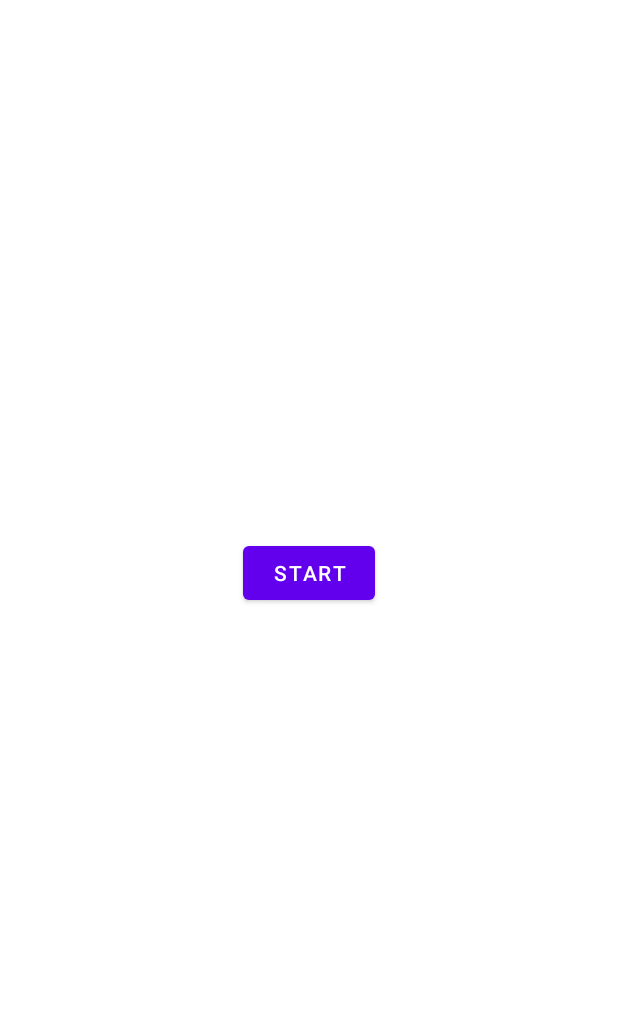
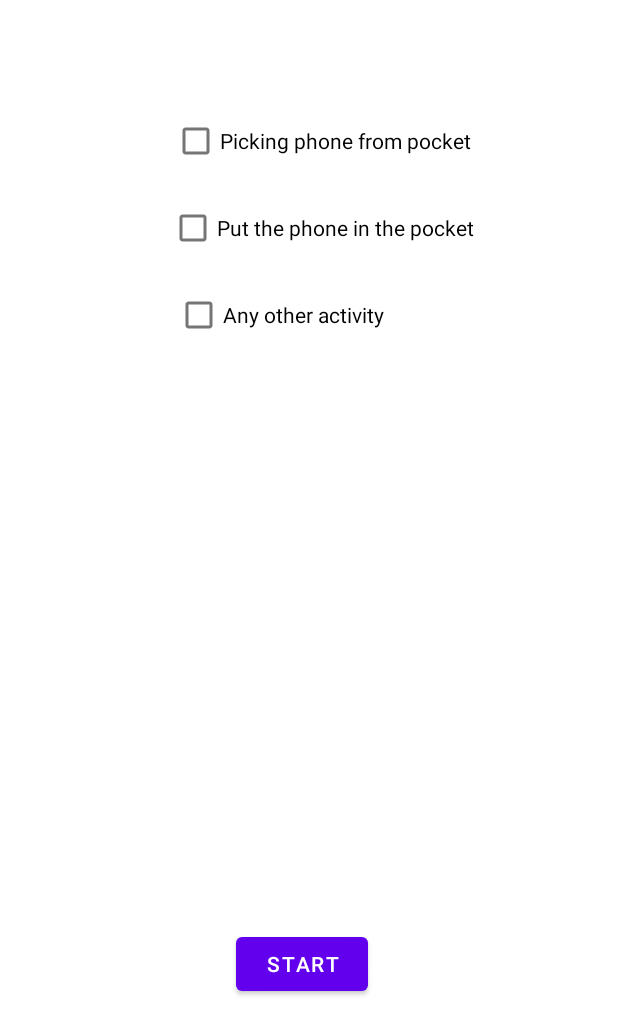
Before and after one commit to leonardopoggiani/DigitalWellBeing, an Android app: the layout activity_main.xml on its own in the app's theme, with its tools: preview values and no code run, on a phone screen of 412 x 824 dp. Shown: the top 1035 px of the screen. Run offline under Robolectric (Android 15) with nearby library versions, the phone set to English and light mode, and no system bars.

Commit message:
preliminary app interface

```diff
--- a/app/src/main/res/layout/activity_main.xml
+++ b/app/src/main/res/layout/activity_main.xml
@@ -10,10 +10,11 @@
         android:id="@+id/start"
         android:layout_width="wrap_content"
         android:layout_height="wrap_content"
-        android:layout_marginTop="101dp"
+        android:layout_marginTop="284dp"
         android:onClick="startMonitoring"
         android:text="@string/start"
         app:layout_constraintEnd_toEndOf="parent"
+        app:layout_constraintHorizontal_bias="0.486"
         app:layout_constraintStart_toStartOf="parent"
         app:layout_constraintTop_toBottomOf="@+id/provaID" />
 
@@ -22,7 +23,7 @@
         android:layout_width="wrap_content"
         android:layout_height="wrap_content"
         android:layout_marginStart="1dp"
-        android:layout_marginTop="30dp"
+        android:layout_marginTop="16dp"
         app:layout_constraintStart_toStartOf="@+id/Label"
         app:layout_constraintTop_toBottomOf="@+id/Label" />
 
@@ -30,10 +31,47 @@
         android:id="@+id/Label"
         android:layout_width="wrap_content"
         android:layout_height="wrap_content"
-        android:layout_marginTop="188dp"
+        android:layout_marginTop="280dp"
         app:layout_constraintEnd_toEndOf="parent"
-        app:layout_constraintHorizontal_bias="0.077"
+        app:layout_constraintHorizontal_bias="0.108"
         app:layout_constraintStart_toStartOf="parent"
         app:layout_constraintTop_toTopOf="parent" />
 
+    <CheckBox
+        android:id="@+id/pickup"
+        android:layout_width="wrap_content"
+        android:layout_height="wrap_content"
+        android:layout_marginStart="16dp"
+        android:layout_marginTop="70dp"
+        android:checked="false"
+        android:text="Picking phone from pocket"
+        app:layout_constraintEnd_toEndOf="parent"
+        app:layout_constraintStart_toStartOf="parent"
+        app:layout_constraintTop_toTopOf="parent" />
+
+    <CheckBox
+        android:id="@+id/putdown"
+        android:layout_width="wrap_content"
+        android:layout_height="wrap_content"
+        android:layout_marginStart="16dp"
+        android:layout_marginTop="128dp"
+        android:checked="false"
+        android:text="Put the phone in the pocket"
+        app:layout_constraintEnd_toEndOf="parent"
+        app:layout_constraintHorizontal_bias="0.502"
+        app:layout_constraintStart_toStartOf="parent"
+        app:layout_constraintTop_toTopOf="parent" />
+
+    <CheckBox
+        android:id="@+id/other"
+        android:layout_width="wrap_content"
+        android:layout_height="wrap_content"
+        android:layout_marginStart="16dp"
+        android:layout_marginTop="68dp"
+        android:text="Any other activity"
+        app:layout_constraintEnd_toEndOf="parent"
+        app:layout_constraintHorizontal_bias="0.392"
+        app:layout_constraintStart_toStartOf="parent"
+        app:layout_constraintTop_toBottomOf="@+id/pickup" />
+
 </androidx.constraintlayout.widget.ConstraintLayout>
```
Also changed, not shown: app/src/main/java/it/unipi/dii/digitalwellbeing/MainActivity.java (+42 -51 lines).
